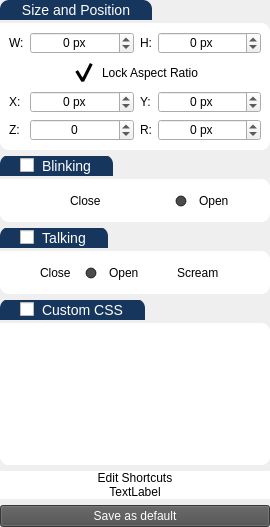
Old version of the form UI/settingsWidget.ui in the repository Gemmstone/PyNGtuber.
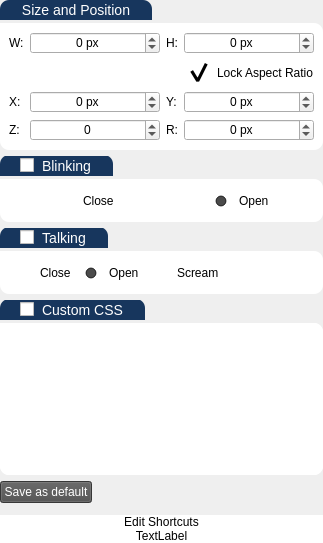
New version of the form. Icons and pictures are not drawn.

```diff
--- a/UI/settingsWidget.ui
+++ b/UI/settingsWidget.ui
@@ -6,8 +6,8 @@
    <rect>
     <x>0</x>
     <y>0</y>
-    <width>270</width>
-    <height>527</height>
+    <width>323</width>
+    <height>543</height>
    </rect>
   </property>
   <property name="sizePolicy">
@@ -356,7 +356,7 @@
            </property>
           </widget>
          </item>
-         <item row="1" column="0" colspan="4" alignment="Qt::AlignHCenter">
+         <item row="1" column="0" colspan="4" alignment="Qt::AlignRight">
           <widget class="QCheckBox" name="aspectRatio">
            <property name="cursor">
             <cursorShape>PointingHandCursor</cursorShape>
@@ -671,6 +671,55 @@
      </layout>
     </widget>
    </item>
+   <item alignment="Qt::AlignLeft">
+    <widget class="QPushButton" name="saveDefault">
+     <property name="sizePolicy">
+      <sizepolicy hsizetype="Preferred" vsizetype="Fixed">
+       <horstretch>0</horstretch>
+       <verstretch>0</verstretch>
+      </sizepolicy>
+     </property>
+     <property name="cursor">
+      <cursorShape>PointingHandCursor</cursorShape>
+     </property>
+     <property name="styleSheet">
+      <string notr="true">background-color: rgb(77, 77, 77);
+color: rgb(255, 255, 255);</string>
+     </property>
+     <property name="text">
+      <string>Save as default</string>
+     </property>
+     <property name="icon">
+      <iconset>
+       <normaloff>../Icons/bookmark-mobile-ui-svgrepo-com.svg</normaloff>../Icons/bookmark-mobile-ui-svgrepo-com.svg</iconset>
+     </property>
+     <property name="iconSize">
+      <size>
+       <width>20</width>
+       <height>20</height>
+      </size>
+     </property>
+    </widget>
+   </item>
+   <item>
+    <widget class="QFrame" name="spacer">
+     <property name="sizePolicy">
+      <sizepolicy hsizetype="Preferred" vsizetype="Expanding">
+       <horstretch>0</horstretch>
+       <verstretch>0</verstretch>
+      </sizepolicy>
+     </property>
+     <property name="styleSheet">
+      <string notr="true">background-color: rgba(255, 255, 255, 0);</string>
+     </property>
+     <property name="frameShape">
+      <enum>QFrame::StyledPanel</enum>
+     </property>
+     <property name="frameShadow">
+      <enum>QFrame::Raised</enum>
+     </property>
+    </widget>
+   </item>
    <item>
     <widget class="QFrame" name="frame_2">
      <property name="styleSheet">
@@ -761,36 +810,6 @@
      </layout>
     </widget>
    </item>
-   <item>
-    <widget class="QPushButton" name="saveDefault">
-     <property name="sizePolicy">
-      <sizepolicy hsizetype="Preferred" vsizetype="Fixed">
-       <horstretch>0</horstretch>
-       <verstretch>0</verstretch>
-      </sizepolicy>
-     </property>
-     <property name="cursor">
-      <cursorShape>PointingHandCursor</cursorShape>
-     </property>
-     <property name="styleSheet">
-      <string notr="true">background-color: rgb(77, 77, 77);
-color: rgb(255, 255, 255);</string>
-     </property>
-     <property name="text">
-      <string>Save as default</string>
-     </property>
-     <property name="icon">
-      <iconset>
-       <normaloff>../Icons/bookmark-mobile-ui-svgrepo-com.svg</normaloff>../Icons/bookmark-mobile-ui-svgrepo-com.svg</iconset>
-     </property>
-     <property name="iconSize">
-      <size>
-       <width>20</width>
-       <height>20</height>
-      </size>
-     </property>
-    </widget>
-   </item>
   </layout>
  </widget>
  <resources/>
```
